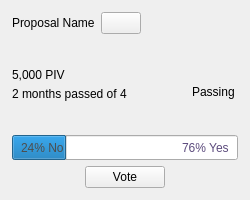
Old version of the form src/qt/pivx/forms/proposalcard.ui in the repository SOLARI-Project/SOLARI.
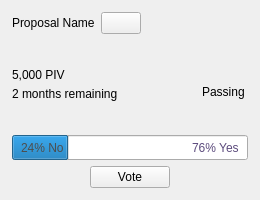
New version of the form.

Commit message: GUI: Adjust proposal card months label text and the status label padding to not overlap.

Diff of the .ui file:
```diff
--- a/src/qt/pivx/forms/proposalcard.ui
+++ b/src/qt/pivx/forms/proposalcard.ui
@@ -6,7 +6,7 @@
    <rect>
     <x>0</x>
     <y>0</y>
-    <width>250</width>
+    <width>260</width>
     <height>200</height>
    </rect>
   </property>
@@ -18,13 +18,13 @@
   </property>
   <property name="minimumSize">
    <size>
-    <width>250</width>
+    <width>260</width>
     <height>200</height>
    </size>
   </property>
   <property name="maximumSize">
    <size>
-    <width>320</width>
+    <width>330</width>
     <height>200</height>
    </size>
   </property>
@@ -169,7 +169,7 @@
             <item>
              <widget class="QLabel" name="labelPropMonths">
               <property name="text">
-               <string notr="true">2 months passed of 4</string>
+               <string notr="true">2 months remaining</string>
               </property>
              </widget>
             </item>
```
The commit also changes 4 other files.
